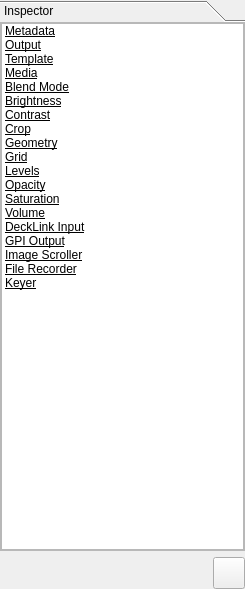
First picture: the form in Widgets/Inspector/InspectorWidget.ui, repository CasparCG/client, before the edit.
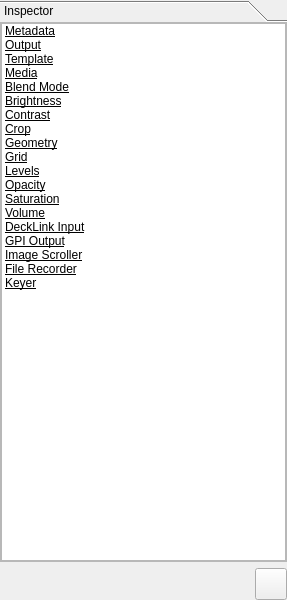
Second picture: the form after the edit. Icons and pictures are not drawn.

```diff
--- a/Widgets/Inspector/InspectorWidget.ui
+++ b/Widgets/Inspector/InspectorWidget.ui
@@ -6,8 +6,8 @@
    <rect>
     <x>0</x>
     <y>0</y>
-    <width>245</width>
-    <height>589</height>
+    <width>287</width>
+    <height>600</height>
    </rect>
   </property>
   <property name="styleSheet">
@@ -36,8 +36,8 @@
        <rect>
         <x>0</x>
         <y>0</y>
-        <width>245</width>
-        <height>528</height>
+        <width>287</width>
+        <height>539</height>
        </rect>
       </property>
       <property name="sizePolicy">
@@ -72,8 +72,8 @@
            <rect>
             <x>0</x>
             <y>0</y>
-            <width>243</width>
-            <height>526</height>
+            <width>285</width>
+            <height>537</height>
            </rect>
           </property>
           <layout class="QVBoxLayout" name="verticalLayout_3">
```
Left out of the diff: 4 changed lines with no effect on the pictures.
